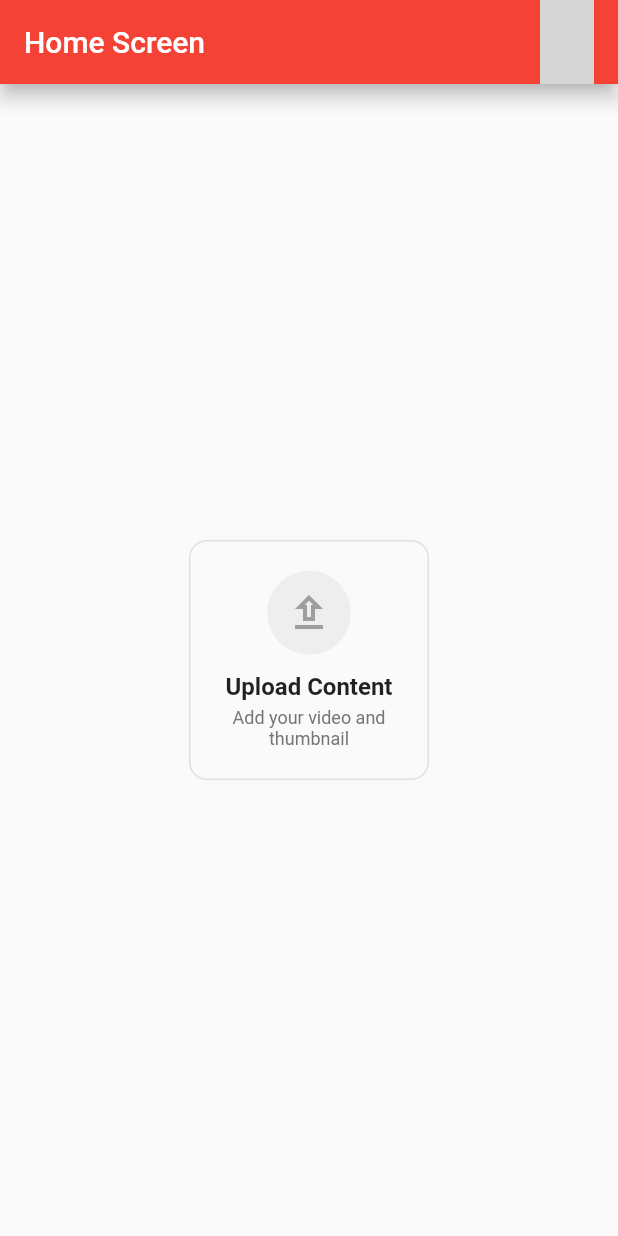
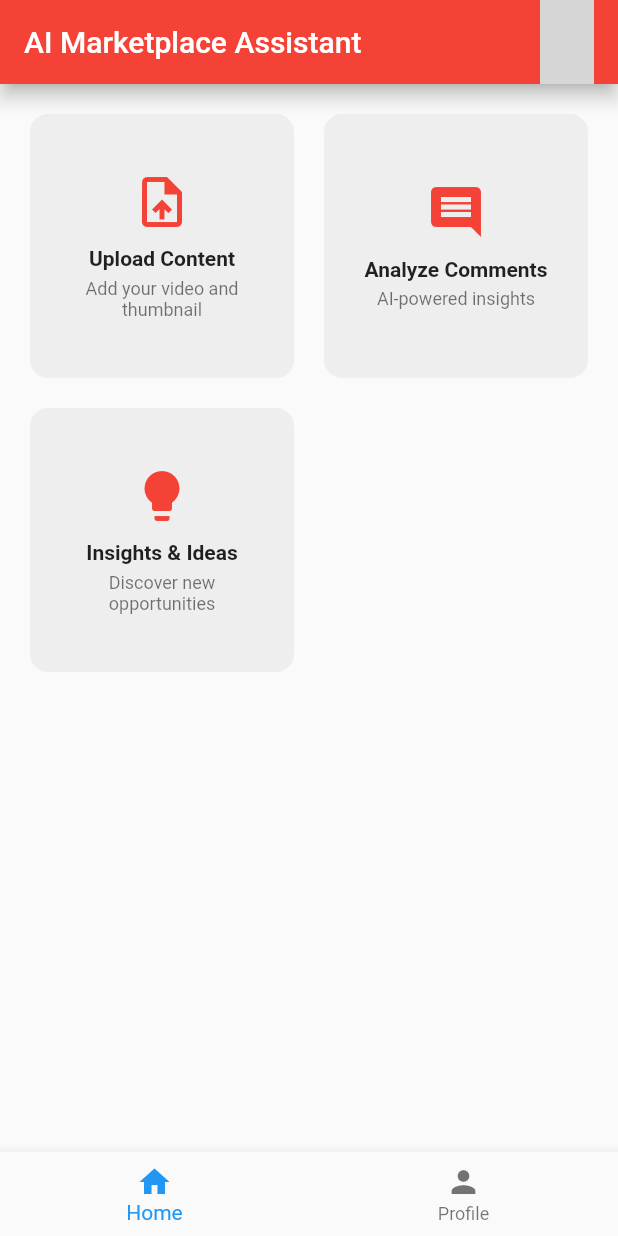
Before and after one commit to deep100ni/YT_Companion, a Flutter app: the HomeScreen screen opened by its route, on a phone screen of 412 x 824 dp. Run offline on Flutter 3.47's test engine with Material 3 defaults, Android fonts, the phone set to English and light mode, and no system bars; our stand-ins replace cloud_firestore, connectivity_plus, firebase_auth, firebase_core, flutter_signin_button, flutter_svg and 6 more; accounts and stored records are empty; network calls fail; grey boxes are pictures that could not be loaded.

Commit message:
Refactor HomeScreen and UploadContentScreen
This commit refactors the HomeScreen and UploadContentScreen.

HomeScreen:
- Renamed the AppBar title to "AI Marketplace Assistant".
- Replaced the single UploadContentCard with a GridView of three cards: "Upload Content", "Analyze Comments", and "Insights & Ideas".
- Added a BottomNavigationBar with "Home" and "Profile" items.
- Implemented navigation to the Profile screen when the "Profile" item is tapped.

UploadContentScreen:
- Updated the AppBar's background color to red and foreground color to white to match the HomeScreen theme.
- Updated the "Analyze" button's background color to red to match the HomeScreen theme.

```diff
--- a/lib/screens/home_screen.dart
+++ b/lib/screens/home_screen.dart
@@ -5,7 +5,6 @@ import 'package:go_router/go_router.dart';
 import 'package:trip_planner/repo/local_repo.dart';
 import 'package:trip_planner/repo/user_repo.dart';
 import 'package:trip_planner/screens/upload_content_screen.dart';
-import 'package:trip_planner/widget/Input_widget/upload_content_card_widget.dart';
 import '../app_route.dart';
 import '../models/user.dart';
 
@@ -21,11 +20,11 @@ class _HomeScreenState extends State<HomeScreen> {
   final LocalRepo localRepo = GetIt.I.get();
 
   AppUser? user;
+  int _currentIndex = 0;
 
   @override
   void initState() {
     super.initState();
-
     start();
   }
 
@@ -45,7 +44,7 @@ class _HomeScreenState extends State<HomeScreen> {
     return Scaffold(
       appBar: AppBar(
         elevation: 5,
-        title: const Text('Home Screen'),
+        title: const Text('AI Marketplace Assistant'),
         backgroundColor: Colors.red,
         actions: [
           Padding(
@@ -64,19 +63,13 @@ class _HomeScreenState extends State<HomeScreen> {
                     PopupMenuItem(
                       child: const Text("Profile"),
                       onTap: () {
-                        Future.delayed(
-                          Duration.zero,
-                              () => _profile(context),
-                        );
+                        Future.delayed(Duration.zero, () => _profile(context));
                       },
                     ),
                     PopupMenuItem(
                       child: const Text("Logout"),
                       onTap: () {
-                        Future.delayed(
-                          Duration.zero,
-                              () => _logout(context),
-                        );
+                        Future.delayed(Duration.zero, () => _logout(context));
                       },
                     ),
                   ],
@@ -84,24 +77,94 @@ class _HomeScreenState extends State<HomeScreen> {
               },
               child: CircleAvatar(
                 radius: 18,
-                backgroundImage: NetworkImage(
-                  user?.photoUrl ?? ''
-                ),
+                backgroundImage: NetworkImage(user?.photoUrl ?? ''),
               ),
             ),
           )
         ],
       ),
-      body: Center(
-        child: UploadContentCard(
+      body: Padding(
+        padding: const EdgeInsets.all(20),
+        child: GridView.count(
+          crossAxisCount: 2,
+          mainAxisSpacing: 20,
+          crossAxisSpacing: 20,
+          children: [
+            _buildCard(
+              icon: Icons.upload_file,
+              title: "Upload Content",
+              subtitle: "Add your video and thumbnail",
               onTap: () {
-            // Handle upload button click here
-            // Example: Navigate to an Upload Screen
                 Navigator.push(
                   context,
                   MaterialPageRoute(builder: (_) => const UploadContentScreen()),
                 );
               },
+            ),
+            _buildCard(
+              icon: Icons.comment,
+              title: "Analyze Comments",
+              subtitle: "AI-powered insights",
+              onTap: () {
+                // Later implementation
+              },
+            ),
+            _buildCard(
+              icon: Icons.lightbulb,
+              title: "Insights & Ideas",
+              subtitle: "Discover new opportunities",
+              onTap: () {
+                // Later implementation
+              },
+            ),
+          ],
+        ),
+      ),
+      bottomNavigationBar: BottomNavigationBar(
+        currentIndex: _currentIndex,
+        onTap: (index) {
+          setState(() {
+            _currentIndex = index;
+          });
+          if (index == 1) {
+            context.push(AppRoute.profile.path);
+          }
+        },
+        items: const [
+          BottomNavigationBarItem(icon: Icon(Icons.home), label: "Home"),
+          BottomNavigationBarItem(icon: Icon(Icons.person), label: "Profile"),
+        ],
+      ),
+    );
+  }
+
+  Widget _buildCard({
+    required IconData icon,
+    required String title,
+    required String subtitle,
+    required VoidCallback onTap,
+  }) {
+    return GestureDetector(
+      onTap: onTap,
+      child: Container(
+        decoration: BoxDecoration(
+          borderRadius: BorderRadius.circular(12),
+          color: Colors.grey[200],
+        ),
+        padding: const EdgeInsets.all(16),
+        child: Column(
+          mainAxisAlignment: MainAxisAlignment.center,
+          children: [
+            Icon(icon, size: 40, color: Colors.red),
+            const SizedBox(height: 10),
+            Text(title,
+                textAlign: TextAlign.center,
+                style: const TextStyle(fontWeight: FontWeight.bold)),
+            const SizedBox(height: 5),
+            Text(subtitle,
+                textAlign: TextAlign.center,
+                style: const TextStyle(fontSize: 12, color: Colors.black54)),
+          ],
         ),
       ),
     );
--- a/lib/screens/upload_content_screen.dart
+++ b/lib/screens/upload_content_screen.dart
@@ -22,9 +22,9 @@ class _UploadContentScreenState extends State<UploadContentScreen> {
           icon: const Icon(Icons.arrow_back_ios_new, size: 18),
           onPressed: () => Navigator.pop(context),
         ),
-        elevation: 0,
-        backgroundColor: Colors.white,
-        foregroundColor: Colors.black,
+        elevation: 5,
+        backgroundColor: Colors.red,   // 🔴 match HomeScreen theme
+        foregroundColor: Colors.white, // 🔴 white icons & text
       ),
       body: SingleChildScrollView(
         padding: const EdgeInsets.all(16),
@@ -120,12 +120,12 @@ class _UploadContentScreenState extends State<UploadContentScreen> {
             ),
             const SizedBox(height: 16),
 
-            // Analyze Button
+            // Analyze Button (🔴 red like Home theme)
             SizedBox(
               width: double.infinity,
               child: ElevatedButton.icon(
                 style: ElevatedButton.styleFrom(
-                  backgroundColor: Colors.black,
+                  backgroundColor: Colors.red, // 🔴 match HomeScreen theme
                   padding: const EdgeInsets.symmetric(vertical: 14),
                   shape: RoundedRectangleBorder(
                     borderRadius: BorderRadius.circular(8),
```
Lines whose indentation alone changed are shown as unchanged.
